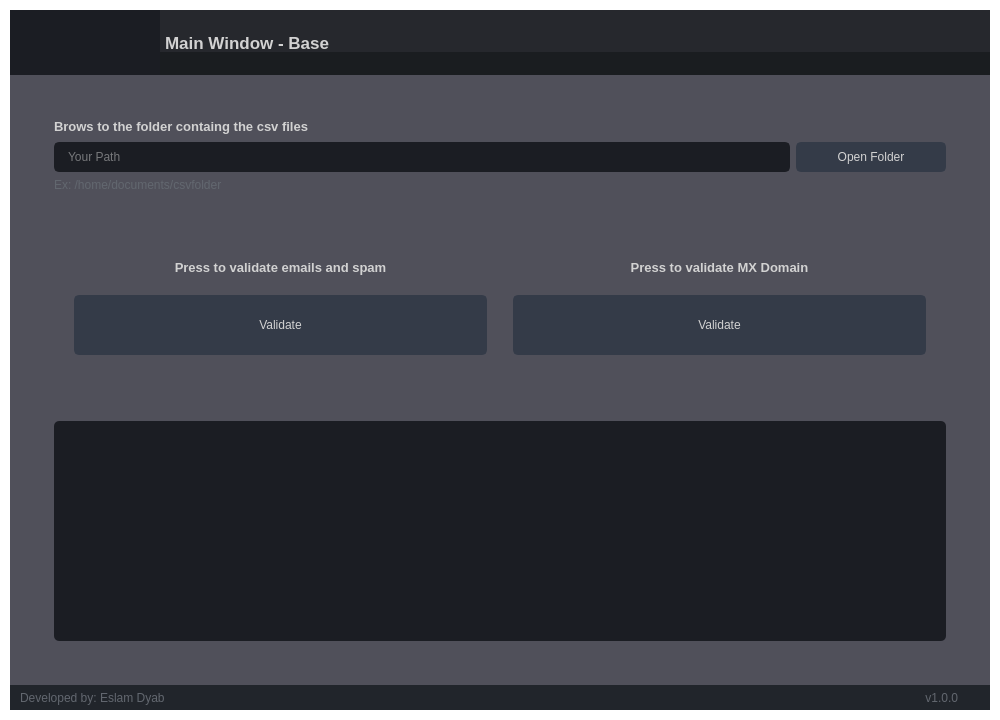
eslamdyab21/Apara-Data-GUI, file MainWindow.ui: the form before one commit.
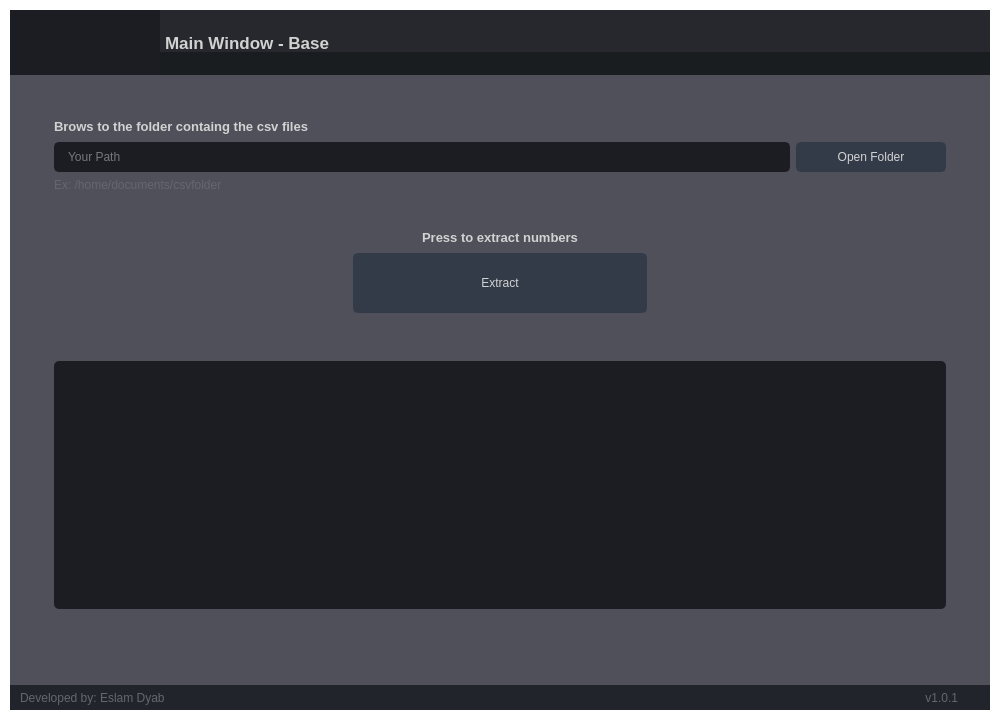
The form after the commit. Icons and pictures are not drawn.

Commit message: create the ui for the number extractor in qt

What changed in the file:
```diff
--- a/MainWindow.ui
+++ b/MainWindow.ui
@@ -1724,7 +1724,7 @@
                    <string notr="true">background: transparent;</string>
                   </property>
                   <property name="currentIndex">
-                   <number>6</number>
+                   <number>7</number>
                   </property>
                   <widget class="QWidget" name="page1_home">
                    <layout class="QVBoxLayout" name="verticalLayout_10">
@@ -5332,6 +5332,417 @@
                     </item>
                    </layout>
                   </widget>
+                  <widget class="QWidget" name="page7_ExtractNumbers">
+                   <layout class="QVBoxLayout" name="verticalLayout_50">
+                    <item>
+                     <widget class="QFrame" name="frame_60">
+                      <property name="frameShape">
+                       <enum>QFrame::StyledPanel</enum>
+                      </property>
+                      <property name="frameShadow">
+                       <enum>QFrame::Raised</enum>
+                      </property>
+                      <layout class="QVBoxLayout" name="verticalLayout_49">
+                       <item>
+                        <widget class="QFrame" name="frame_70">
+                         <property name="frameShape">
+                          <enum>QFrame::StyledPanel</enum>
+                         </property>
+                         <property name="frameShadow">
+                          <enum>QFrame::Raised</enum>
+                         </property>
+                         <layout class="QVBoxLayout" name="verticalLayout_46">
+                          <property name="bottomMargin">
+                           <number>0</number>
+                          </property>
+                          <item>
+                           <widget class="QFrame" name="frame_83">
+                            <property name="frameShape">
+                             <enum>QFrame::StyledPanel</enum>
+                            </property>
+                            <property name="frameShadow">
+                             <enum>QFrame::Raised</enum>
+                            </property>
+                            <layout class="QHBoxLayout" name="horizontalLayout_32">
+                             <property name="bottomMargin">
+                              <number>0</number>
+                             </property>
+                             <item>
+                              <widget class="QLabel" name="labelBoxBlenderInstalation_16">
+                               <property name="font">
+                                <font>
+                                 <family>Segoe UI</family>
+                                 <pointsize>10</pointsize>
+                                 <weight>75</weight>
+                                 <bold>true</bold>
+                                </font>
+                               </property>
+                               <property name="styleSheet">
+                                <string notr="true"/>
+                               </property>
+                               <property name="text">
+                                <string>Brows to the folder containg the csv files</string>
+                               </property>
+                              </widget>
+                             </item>
+                            </layout>
+                           </widget>
+                          </item>
+                          <item>
+                           <widget class="QFrame" name="frame_84">
+                            <property name="frameShape">
+                             <enum>QFrame::StyledPanel</enum>
+                            </property>
+                            <property name="frameShadow">
+                             <enum>QFrame::Raised</enum>
+                            </property>
+                            <layout class="QHBoxLayout" name="horizontalLayout_43">
+                             <property name="topMargin">
+                              <number>0</number>
+                             </property>
+                             <item>
+                              <layout class="QGridLayout" name="gridLayout_11">
+                               <property name="bottomMargin">
+                                <number>0</number>
+                               </property>
+                               <item row="0" column="0">
+                                <widget class="QLineEdit" name="LineEditPath_Page7">
+                                 <property name="minimumSize">
+                                  <size>
+                                   <width>0</width>
+                                   <height>30</height>
+                                  </size>
+                                 </property>
+                                 <property name="styleSheet">
+                                  <string notr="true">QLineEdit {
+	background-color: rgb(27, 29, 35);
+	border-radius: 5px;
+	border: 2px solid rgb(27, 29, 35);
+	padding-left: 10px;
+}
+QLineEdit:hover {
+	border: 2px solid rgb(64, 71, 88);
+}
+QLineEdit:focus {
+	border: 2px solid rgb(91, 101, 124);
+}</string>
+                                 </property>
+                                 <property name="placeholderText">
+                                  <string>Your Path</string>
+                                 </property>
+                                </widget>
+                               </item>
+                               <item row="0" column="1">
+                                <widget class="QPushButton" name="BtnBrows_Page7_ExtractNumbers">
+                                 <property name="minimumSize">
+                                  <size>
+                                   <width>150</width>
+                                   <height>30</height>
+                                  </size>
+                                 </property>
+                                 <property name="font">
+                                  <font>
+                                   <family>Segoe UI</family>
+                                   <pointsize>9</pointsize>
+                                  </font>
+                                 </property>
+                                 <property name="styleSheet">
+                                  <string notr="true">QPushButton {
+	border: 2px solid rgb(52, 59, 72);
+	border-radius: 5px;	
+	background-color: rgb(52, 59, 72);
+}
+QPushButton:hover {
+	background-color: rgb(57, 65, 80);
+	border: 2px solid rgb(61, 70, 86);
+}
+QPushButton:pressed {	
+	background-color: rgb(35, 40, 49);
+	border: 2px solid rgb(43, 50, 61);
+}</string>
+                                 </property>
+                                 <property name="text">
+                                  <string>Open Folder</string>
+                                 </property>
+                                 <property name="icon">
+                                  <iconset resource="files.qrc">
+                                   <normaloff>:/16x16/icons/16x16/cil-folder-open.png</normaloff>:/16x16/icons/16x16/cil-folder-open.png</iconset>
+                                 </property>
+                                </widget>
+                               </item>
+                               <item row="1" column="0" colspan="2">
+                                <widget class="QLabel" name="labelVersion_12">
+                                 <property name="styleSheet">
+                                  <string notr="true">color: rgb(98, 103, 111);</string>
+                                 </property>
+                                 <property name="lineWidth">
+                                  <number>1</number>
+                                 </property>
+                                 <property name="text">
+                                  <string>Ex: /home/documents/csvfolder</string>
+                                 </property>
+                                 <property name="alignment">
+                                  <set>Qt::AlignLeading|Qt::AlignLeft|Qt::AlignVCenter</set>
+                                 </property>
+                                </widget>
+                               </item>
+                              </layout>
+                             </item>
+                            </layout>
+                           </widget>
+                          </item>
+                          <item>
+                           <widget class="QFrame" name="frame_85">
+                            <property name="frameShape">
+                             <enum>QFrame::StyledPanel</enum>
+                            </property>
+                            <property name="frameShadow">
+                             <enum>QFrame::Raised</enum>
+                            </property>
+                           </widget>
+                          </item>
+                          <item>
+                           <widget class="QFrame" name="frame_86">
+                            <property name="frameShape">
+                             <enum>QFrame::StyledPanel</enum>
+                            </property>
+                            <property name="frameShadow">
+                             <enum>QFrame::Raised</enum>
+                            </property>
+                            <layout class="QHBoxLayout" name="horizontalLayout_44">
+                             <property name="topMargin">
+                              <number>15</number>
+                             </property>
+                             <property name="bottomMargin">
+                              <number>0</number>
+                             </property>
+                             <item>
+                              <widget class="QFrame" name="frame_87">
+                               <property name="frameShape">
+                                <enum>QFrame::StyledPanel</enum>
+                               </property>
+                               <property name="frameShadow">
+                                <enum>QFrame::Raised</enum>
+                               </property>
+                              </widget>
+                             </item>
+                             <item>
+                              <widget class="QLabel" name="labelConvert_Page1_BulkComvert_5">
+                               <property name="font">
+                                <font>
+                                 <family>Segoe UI</family>
+                                 <pointsize>10</pointsize>
+                                 <weight>75</weight>
+                                 <bold>true</bold>
+                                </font>
+                               </property>
+                               <property name="styleSheet">
+                                <string notr="true"/>
+                               </property>
+                               <property name="text">
+                                <string>Press to extract numbers</string>
+                               </property>
+                               <property name="alignment">
+                                <set>Qt::AlignCenter</set>
+                               </property>
+                              </widget>
+                             </item>
+                             <item>
+                              <widget class="QFrame" name="frame_88">
+                               <property name="frameShape">
+                                <enum>QFrame::StyledPanel</enum>
+                               </property>
+                               <property name="frameShadow">
+                                <enum>QFrame::Raised</enum>
+                               </property>
+                              </widget>
+                             </item>
+                            </layout>
+                           </widget>
+                          </item>
+                          <item>
+                           <widget class="QFrame" name="frame_89">
+                            <property name="frameShape">
+                             <enum>QFrame::StyledPanel</enum>
+                            </property>
+                            <property name="frameShadow">
+                             <enum>QFrame::Raised</enum>
+                            </property>
+                            <layout class="QHBoxLayout" name="horizontalLayout_45">
+                             <property name="topMargin">
+                              <number>0</number>
+                             </property>
+                             <property name="bottomMargin">
+                              <number>0</number>
+                             </property>
+                             <item>
+                              <widget class="QFrame" name="frame_102">
+                               <property name="frameShape">
+                                <enum>QFrame::StyledPanel</enum>
+                               </property>
+                               <property name="frameShadow">
+                                <enum>QFrame::Raised</enum>
+                               </property>
+                              </widget>
+                             </item>
+                             <item>
+                              <widget class="QPushButton" name="BtnConvert_Page7_ExtractNumbers">
+                               <property name="minimumSize">
+                                <size>
+                                 <width>60</width>
+                                 <height>60</height>
+                                </size>
+                               </property>
+                               <property name="font">
+                                <font>
+                                 <family>Segoe UI</family>
+                                 <pointsize>9</pointsize>
+                                </font>
+                               </property>
+                               <property name="layoutDirection">
+                                <enum>Qt::LeftToRight</enum>
+                               </property>
+                               <property name="autoFillBackground">
+                                <bool>false</bool>
+                               </property>
+                               <property name="styleSheet">
+                                <string notr="true">QPushButton {
+	border: 2px solid rgb(52, 59, 72);
+	border-radius: 5px;	
+	background-color: rgb(52, 59, 72);
+}
+QPushButton:hover {
+	background-color: rgb(57, 65, 80);
+	border: 2px solid rgb(61, 70, 86);
+}
+QPushButton:pressed {	
+	background-color: rgb(35, 40, 49);
+	border: 2px solid rgb(43, 50, 61);
+}</string>
+                               </property>
+                               <property name="text">
+                                <string>Extract</string>
+                               </property>
+                               <property name="icon">
+                                <iconset>
+                                 <normaloff>icons/20x20/cil-paper-plane.png</normaloff>icons/20x20/cil-paper-plane.png</iconset>
+                               </property>
+                               <property name="checkable">
+                                <bool>false</bool>
+                               </property>
+                              </widget>
+                             </item>
+                             <item>
+                              <widget class="QFrame" name="frame_103">
+                               <property name="frameShape">
+                                <enum>QFrame::StyledPanel</enum>
+                               </property>
+                               <property name="frameShadow">
+                                <enum>QFrame::Raised</enum>
+                               </property>
+                              </widget>
+                             </item>
+                            </layout>
+                           </widget>
+                          </item>
+                          <item>
+                           <widget class="QLabel" name="LabelStatus_Page3_LargeFileSplitter_2">
+                            <property name="styleSheet">
+                             <string notr="true">color: rgb(98, 103, 111);</string>
+                            </property>
+                            <property name="lineWidth">
+                             <number>1</number>
+                            </property>
+                            <property name="text">
+                             <string/>
+                            </property>
+                            <property name="alignment">
+                             <set>Qt::AlignCenter</set>
+                            </property>
+                           </widget>
+                          </item>
+                         </layout>
+                        </widget>
+                       </item>
+                       <item>
+                        <widget class="QFrame" name="frame_104">
+                         <property name="frameShape">
+                          <enum>QFrame::StyledPanel</enum>
+                         </property>
+                         <property name="frameShadow">
+                          <enum>QFrame::Raised</enum>
+                         </property>
+                         <layout class="QVBoxLayout" name="verticalLayout_47">
+                          <item>
+                           <widget class="QFrame" name="frame_105">
+                            <property name="frameShape">
+                             <enum>QFrame::StyledPanel</enum>
+                            </property>
+                            <property name="frameShadow">
+                             <enum>QFrame::Raised</enum>
+                            </property>
+                            <layout class="QVBoxLayout" name="verticalLayout_48">
+                             <item>
+                              <widget class="QPlainTextEdit" name="plainTextEdit_Page7">
+                               <property name="minimumSize">
+                                <size>
+                                 <width>200</width>
+                                 <height>200</height>
+                                </size>
+                               </property>
+                               <property name="styleSheet">
+                                <string notr="true">QPlainTextEdit {
+	background-color: rgb(27, 29, 35);
+	border-radius: 5px;
+	padding: 10px;
+}
+QPlainTextEdit:hover {
+	border: 2px solid rgb(64, 71, 88);
+}
+QPlainTextEdit:focus {
+	border: 2px solid rgb(91, 101, 124);
+}</string>
+                               </property>
+                               <property name="plainText">
+                                <string/>
+                               </property>
+                               <property name="placeholderText">
+                                <string/>
+                               </property>
+                              </widget>
+                             </item>
+                            </layout>
+                           </widget>
+                          </item>
+                          <item>
+                           <widget class="QFrame" name="frame_106">
+                            <property name="frameShape">
+                             <enum>QFrame::StyledPanel</enum>
+                            </property>
+                            <property name="frameShadow">
+                             <enum>QFrame::Raised</enum>
+                            </property>
+                           </widget>
+                          </item>
+                          <item>
+                           <widget class="QFrame" name="frame_107">
+                            <property name="frameShape">
+                             <enum>QFrame::StyledPanel</enum>
+                            </property>
+                            <property name="frameShadow">
+                             <enum>QFrame::Raised</enum>
+                            </property>
+                            <layout class="QHBoxLayout" name="horizontalLayout_51"/>
+                           </widget>
+                          </item>
+                         </layout>
+                        </widget>
+                       </item>
+                      </layout>
+                     </widget>
+                    </item>
+                   </layout>
+                  </widget>
                  </widget>
                 </item>
                </layout>
@@ -5432,7 +5843,7 @@
                       <string notr="true">color: rgb(98, 103, 111);</string>
                      </property>
                      <property name="text">
-                      <string>v1.0.0</string>
+                      <string>v1.0.1</string>
                      </property>
                      <property name="alignment">
                       <set>Qt::AlignRight|Qt::AlignTrailing|Qt::AlignVCenter</set>
```
Left out of the diff: 59 changed lines with no effect on the pictures.
